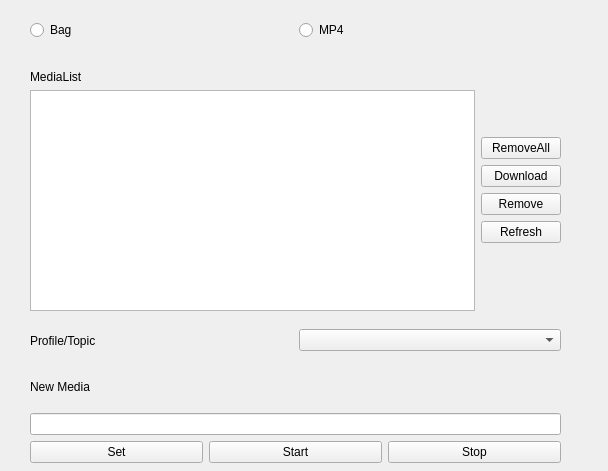
robobe/ros2_media_manager, file src/rqt_media_manager_control/resource/media_manager.ui: the form before one commit.
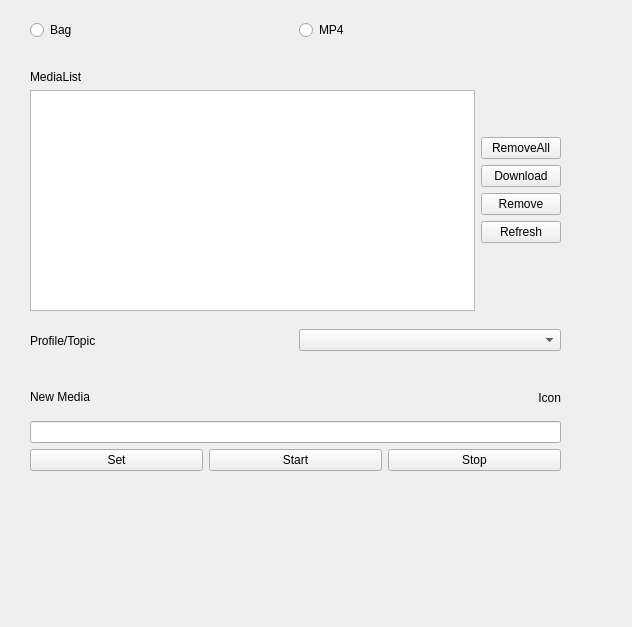
The form after the commit.

Commit message: add red dot when record

Diff of the .ui file:
```diff
--- a/src/rqt_media_manager_control/resource/media_manager.ui
+++ b/src/rqt_media_manager_control/resource/media_manager.ui
@@ -6,8 +6,8 @@
    <rect>
     <x>0</x>
     <y>0</y>
-    <width>608</width>
-    <height>471</height>
+    <width>632</width>
+    <height>627</height>
    </rect>
   </property>
   <property name="windowTitle">
@@ -19,11 +19,13 @@
      <x>30</x>
      <y>380</y>
      <width>531</width>
-     <height>83</height>
+     <height>91</height>
     </rect>
    </property>
    <layout class="QVBoxLayout" name="layoutNewMedia">
-    <item alignment="Qt::AlignLeft|Qt::AlignTop">
+    <item>
+     <layout class="QHBoxLayout" name="horizontalLayout_4">
+      <item>
      <widget class="QLabel" name="laNewMedia">
       <property name="text">
        <string>New Media</string>
@@ -32,6 +34,18 @@
        <enum>Qt::RichText</enum>
       </property>
      </widget>
+      </item>
+      <item>
+       <widget class="QLabel" name="icon_label">
+        <property name="text">
+         <string>Icon</string>
+        </property>
+        <property name="alignment">
+         <set>Qt::AlignRight|Qt::AlignTrailing|Qt::AlignVCenter</set>
+        </property>
+       </widget>
+      </item>
+     </layout>
     </item>
     <item>
      <widget class="QLineEdit" name="mediaName"/>
```
Lines whose indentation alone changed are shown as unchanged. The commit also changes 2 other files.
